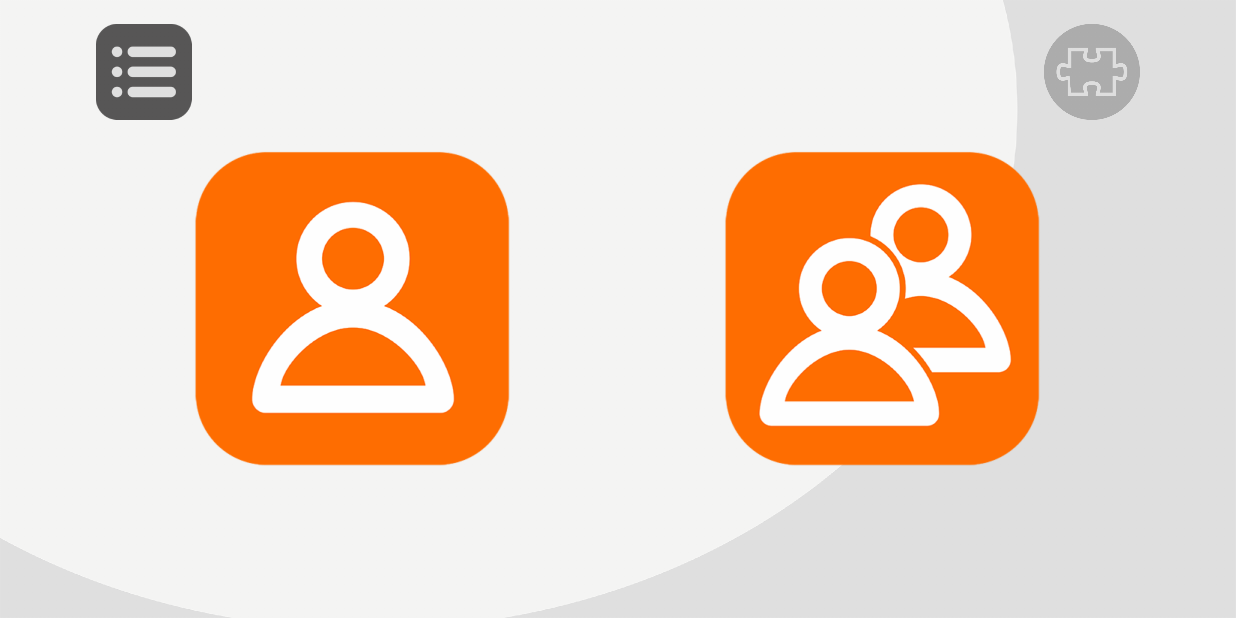
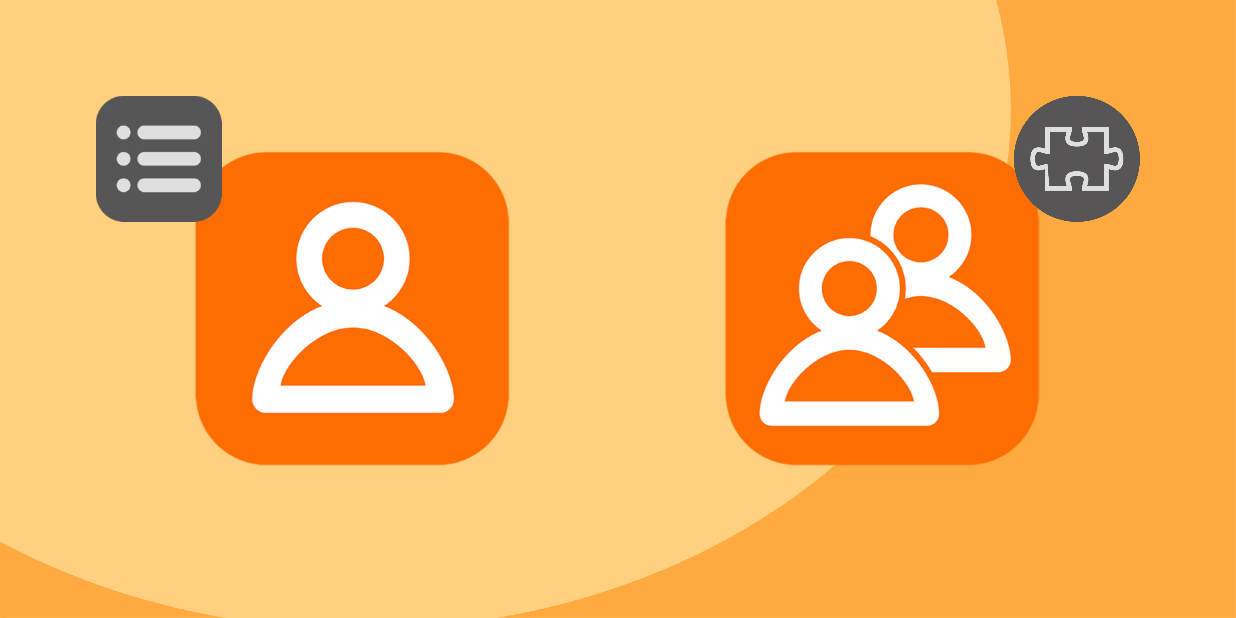
Before and after one commit to polimi-giocoso/incastri2, an Android app: the screen it shows after launch (MainActivity), on a phone screen of 824 x 412 dp (held sideways). Run offline under Robolectric (Android 15) with nearby library versions, the phone set to English and light mode, and no system bars; our stand-ins replace ButterKnife; libraries missing offline, so code that uses them is left out: com.orm, com.squareup.otto; 4 statements that could not run were skipped.

Commit message:
fixes to the layout

```diff
--- a/app/src/main/res/layout/activity_main.xml
+++ b/app/src/main/res/layout/activity_main.xml
@@ -4,11 +4,7 @@
     xmlns:tools="http://schemas.android.com/tools"
     android:layout_width="match_parent"
     android:layout_height="match_parent"
-    android:background="@drawable/play_bg"
-    android:paddingBottom="@dimen/activity_vertical_margin"
-    android:paddingLeft="@dimen/activity_horizontal_margin"
-    android:paddingRight="@dimen/activity_horizontal_margin"
-    android:paddingTop="@dimen/activity_vertical_margin"
+    android:background="@drawable/home_bg"
     tools:context="it.gbresciani.poligame.activities.PlayActivity">
 
     <LinearLayout
@@ -42,19 +38,21 @@
 
     <ImageView
         android:id="@+id/settings_button"
-        android:layout_width="64dp"
-        android:layout_height="64dp"
+        android:layout_width="@dimen/small_button_dimen"
+        android:layout_height="@dimen/small_button_dimen"
         android:layout_alignParentTop="true"
+        android:layout_margin="@dimen/small_button_margin"
         android:src="@drawable/settings_selector"
         android:layout_alignParentLeft="true"/>
 
 
     <ImageView
         android:id="@+id/logo"
-        android:layout_width="64dp"
-        android:layout_height="64dp"
+        android:layout_width="@dimen/small_button_dimen"
+        android:layout_height="@dimen/small_button_dimen"
+        android:layout_margin="@dimen/small_button_margin"
         android:layout_alignParentTop="true"
-        android:src="@drawable/logo"
+        android:src="@drawable/logo_black"
         android:layout_alignParentRight="true"/>
 
 </RelativeLayout>
```
